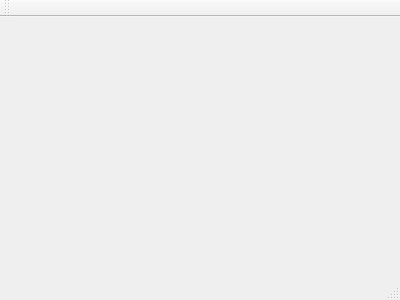
Before: the Qt Designer form Tools/MapDesigner/MapDesigner/mainwindow.ui in vkblic/SomeTD, drawn with Qt 5.
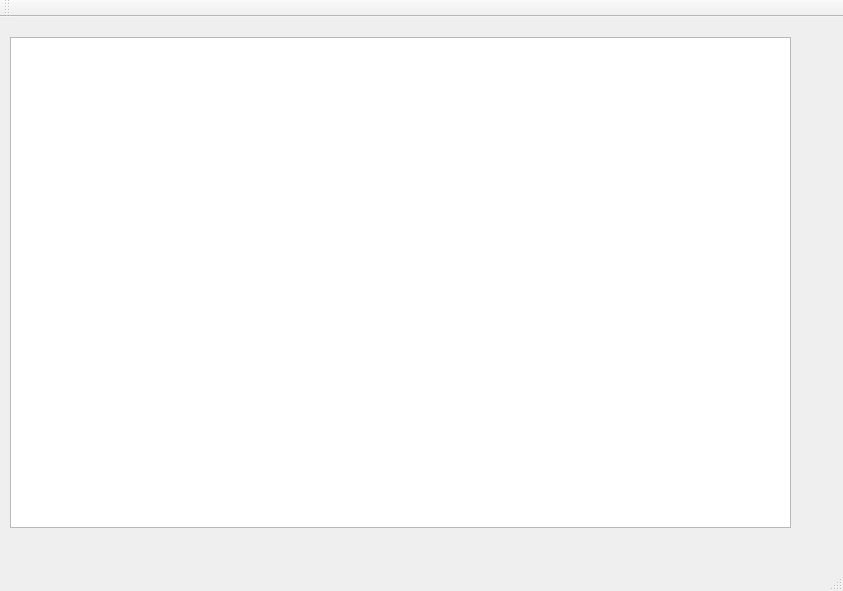
After: the same form once the commit is applied.

Diff of the .ui file:
```diff
--- a/Tools/MapDesigner/MapDesigner/mainwindow.ui
+++ b/Tools/MapDesigner/MapDesigner/mainwindow.ui
@@ -1,24 +1,50 @@
 <ui version="4.0">
  <class>MainWindow</class>
- <widget class="QMainWindow" name="MainWindow" >
-  <property name="geometry" >
+ <widget class="QMainWindow" name="MainWindow">
+  <property name="geometry">
    <rect>
     <x>0</x>
     <y>0</y>
-    <width>400</width>
-    <height>300</height>
+    <width>843</width>
+    <height>591</height>
    </rect>
   </property>
   <property name="windowTitle" >
    <string>MainWindow</string>
   </property>
-  <widget class="QMenuBar" name="menuBar" />
-  <widget class="QToolBar" name="mainToolBar" />
-  <widget class="QWidget" name="centralWidget" />
-  <widget class="QStatusBar" name="statusBar" />
+  <widget class="QWidget" name="centralWidget">
+   <widget class="QGraphicsView" name="graphicsView">
+    <property name="geometry">
+     <rect>
+      <x>10</x>
+      <y>20</y>
+      <width>781</width>
+      <height>491</height>
+     </rect>
+    </property>
+   </widget>
+  </widget>
+  <widget class="QMenuBar" name="menuBar">
+   <property name="geometry">
+    <rect>
+     <x>0</x>
+     <y>0</y>
+     <width>843</width>
+     <height>21</height>
+    </rect>
+   </property>
+  </widget>
+  <widget class="QToolBar" name="mainToolBar">
+   <attribute name="toolBarArea">
+    <enum>TopToolBarArea</enum>
+   </attribute>
+   <attribute name="toolBarBreak">
+    <bool>false</bool>
+   </attribute>
+  </widget>
+  <widget class="QStatusBar" name="statusBar"/>
  </widget>
- <layoutDefault spacing="6" margin="11" />
- <pixmapfunction></pixmapfunction>
+ <layoutdefault spacing="6" margin="11"/>
  <resources/>
  <connections/>
 </ui>
```
Left out of the diff: 3 changed lines with no effect on the pictures.
